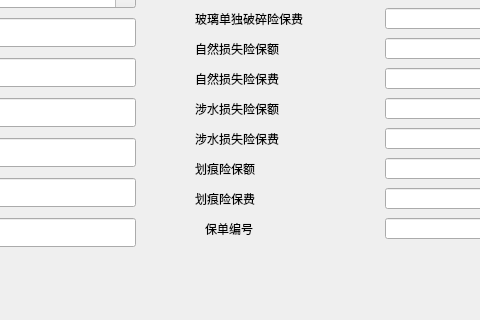
Before: the Qt Designer form warrantinsertdialog.ui in Vaskka/DR_Projects, drawn with Qt 5; both pictures show x 215 to 695 and y 442 to 762 of the 1217 by 762 pixel window.
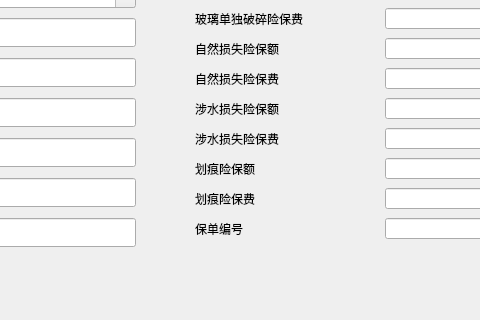
After: the same form once the commit is applied.

Diff of the .ui file:
```diff
--- a/warrantinsertdialog.ui
+++ b/warrantinsertdialog.ui
@@ -1383,7 +1383,7 @@
   <widget class="QLabel" name="label_58">
    <property name="geometry">
     <rect>
-     <x>420</x>
+     <x>410</x>
      <y>660</y>
      <width>80</width>
      <height>21</height>
```
